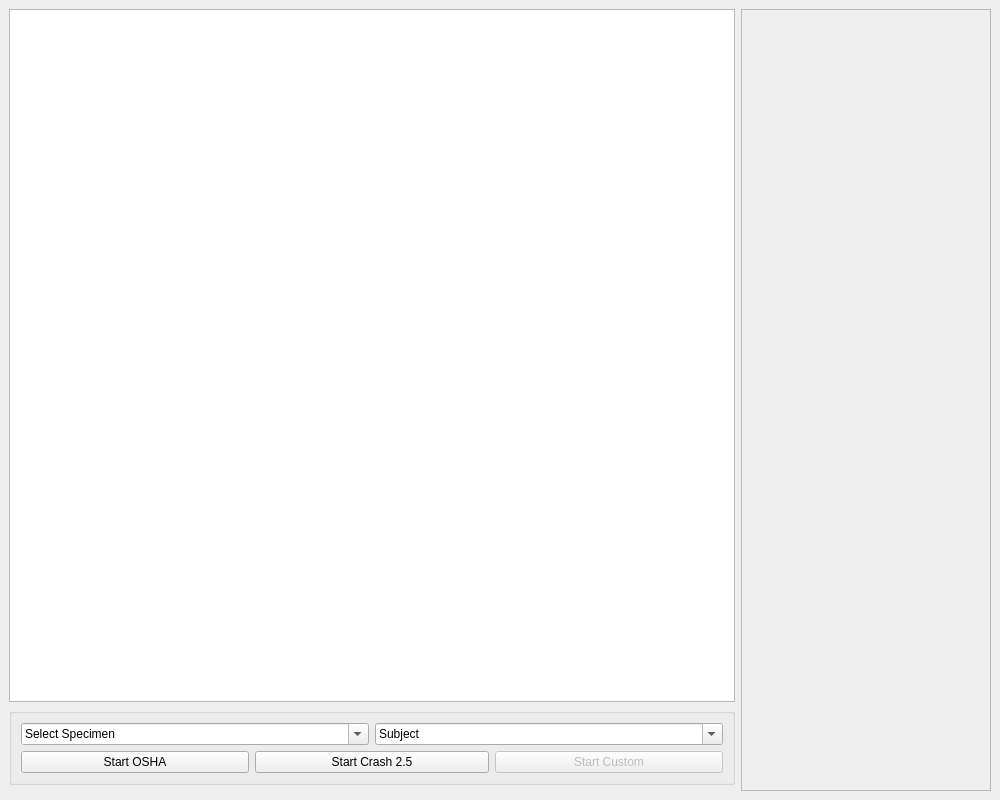
Above: mainwindow.ui from ahunt/incolata before the change. Below: the same form after it.
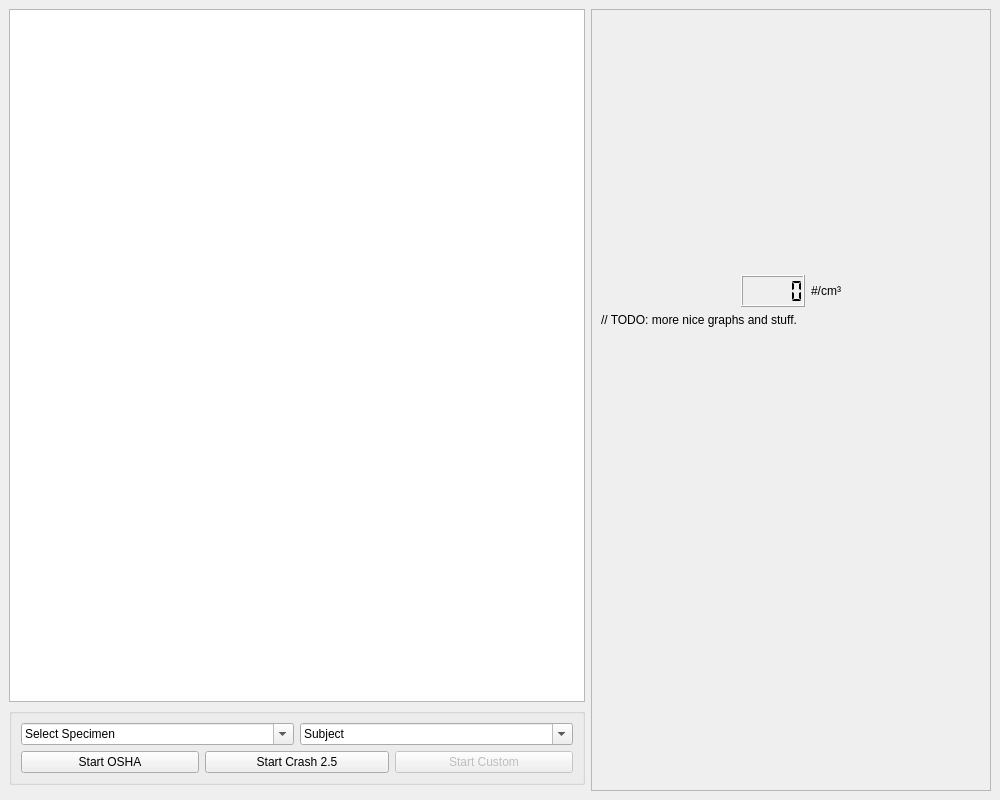
That is the form after the change. Icons and pictures are not drawn. Custom widgets are drawn as their Qt base class.

Commit message: Add graphs to the layout

Patch:
```diff
--- a/mainwindow.ui
+++ b/mainwindow.ui
@@ -58,10 +58,19 @@
         </property>
         <property name="maximumSize">
          <size>
-          <width>250</width>
+          <width>400</width>
           <height>16777215</height>
          </size>
         </property>
+        <property name="autoFillBackground">
+         <bool>false</bool>
+        </property>
+        <property name="frameShadow">
+         <enum>QFrame::Plain</enum>
+        </property>
+        <property name="horizontalScrollBarPolicy">
+         <enum>Qt::ScrollBarAlwaysOff</enum>
+        </property>
         <property name="widgetResizable">
          <bool>true</bool>
         </property>
@@ -70,10 +79,132 @@
           <rect>
            <x>0</x>
            <y>0</y>
-           <width>246</width>
+           <width>396</width>
            <height>748</height>
           </rect>
          </property>
+         <property name="sizePolicy">
+          <sizepolicy hsizetype="Fixed" vsizetype="Preferred">
+           <horstretch>0</horstretch>
+           <verstretch>0</verstretch>
+          </sizepolicy>
+         </property>
+         <property name="maximumSize">
+          <size>
+           <width>400</width>
+           <height>16777215</height>
+          </size>
+         </property>
+         <layout class="QVBoxLayout" name="verticalLayout">
+          <item>
+           <layout class="QVBoxLayout" name="verticalLayout_2">
+            <item>
+             <widget class="QChartView" name="rawChartView" native="true">
+              <property name="sizePolicy">
+               <sizepolicy hsizetype="Expanding" vsizetype="Fixed">
+                <horstretch>0</horstretch>
+                <verstretch>0</verstretch>
+               </sizepolicy>
+              </property>
+              <property name="minimumSize">
+               <size>
+                <width>0</width>
+                <height>250</height>
+               </size>
+              </property>
+             </widget>
+            </item>
+            <item>
+             <layout class="QHBoxLayout" name="horizontalLayout">
+              <item>
+               <spacer name="horizontalSpacer_2">
+                <property name="orientation">
+                 <enum>Qt::Horizontal</enum>
+                </property>
+                <property name="sizeHint" stdset="0">
+                 <size>
+                  <width>40</width>
+                  <height>20</height>
+                 </size>
+                </property>
+               </spacer>
+              </item>
+              <item>
+               <widget class="QLCDNumber" name="rawCountLCD">
+                <property name="minimumSize">
+                 <size>
+                  <width>0</width>
+                  <height>32</height>
+                 </size>
+                </property>
+                <property name="font">
+                 <font>
+                  <pointsize>18</pointsize>
+                  <bold>true</bold>
+                 </font>
+                </property>
+                <property name="frameShadow">
+                 <enum>QFrame::Raised</enum>
+                </property>
+                <property name="segmentStyle">
+                 <enum>QLCDNumber::Flat</enum>
+                </property>
+               </widget>
+              </item>
+              <item>
+               <widget class="QLabel" name="label">
+                <property name="sizePolicy">
+                 <sizepolicy hsizetype="Fixed" vsizetype="Preferred">
+                  <horstretch>0</horstretch>
+                  <verstretch>0</verstretch>
+                 </sizepolicy>
+                </property>
+                <property name="text">
+                 <string>#/cm³</string>
+                </property>
+                <property name="alignment">
+                 <set>Qt::AlignCenter</set>
+                </property>
+               </widget>
+              </item>
+              <item>
+               <spacer name="horizontalSpacer">
+                <property name="orientation">
+                 <enum>Qt::Horizontal</enum>
+                </property>
+                <property name="sizeHint" stdset="0">
+                 <size>
+                  <width>40</width>
+                  <height>20</height>
+                 </size>
+                </property>
+               </spacer>
+              </item>
+             </layout>
+            </item>
+            <item>
+             <widget class="QLabel" name="label_2">
+              <property name="text">
+               <string>// TODO: more nice graphs and stuff.</string>
+              </property>
+             </widget>
+            </item>
+            <item>
+             <spacer name="verticalSpacer">
+              <property name="orientation">
+               <enum>Qt::Vertical</enum>
+              </property>
+              <property name="sizeHint" stdset="0">
+               <size>
+                <width>20</width>
+                <height>40</height>
+               </size>
+              </property>
+             </spacer>
+            </item>
+           </layout>
+          </item>
+         </layout>
         </widget>
        </widget>
       </item>
@@ -154,6 +285,13 @@
    </property>
   </widget>
  </widget>
+ <customwidgets>
+  <customwidget>
+   <class>QChartView</class>
+   <extends>QWidget</extends>
+   <header>qchartview.h</header>
+  </customwidget>
+ </customwidgets>
  <resources/>
  <connections>
  </connections>
```
Left out of the diff: 3 changed lines with no effect on the pictures.
